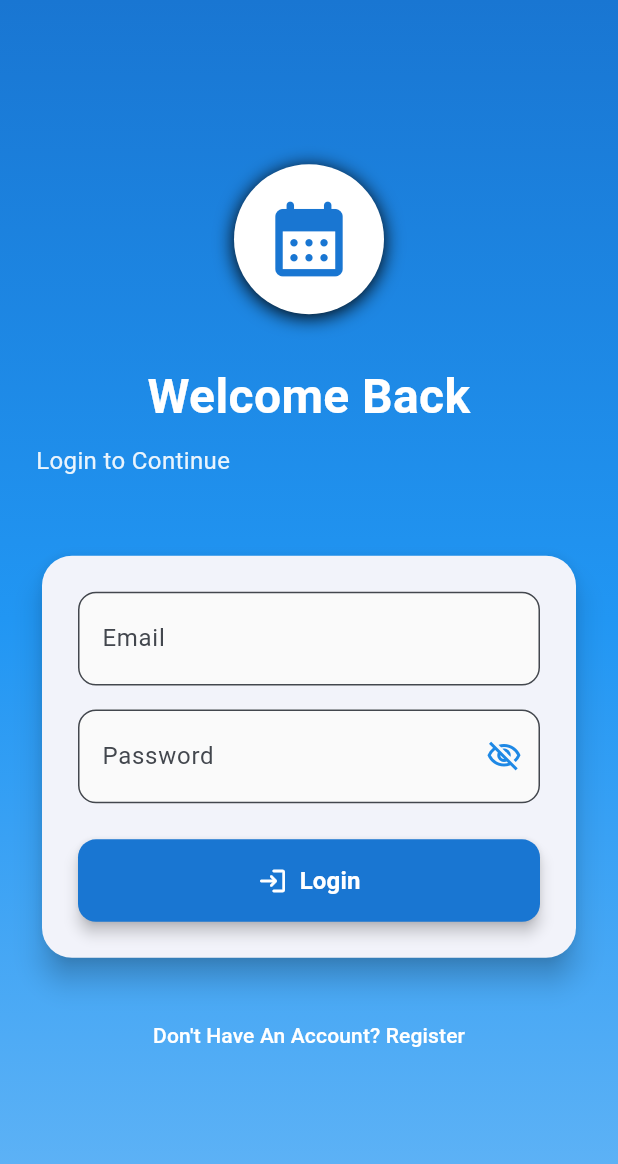
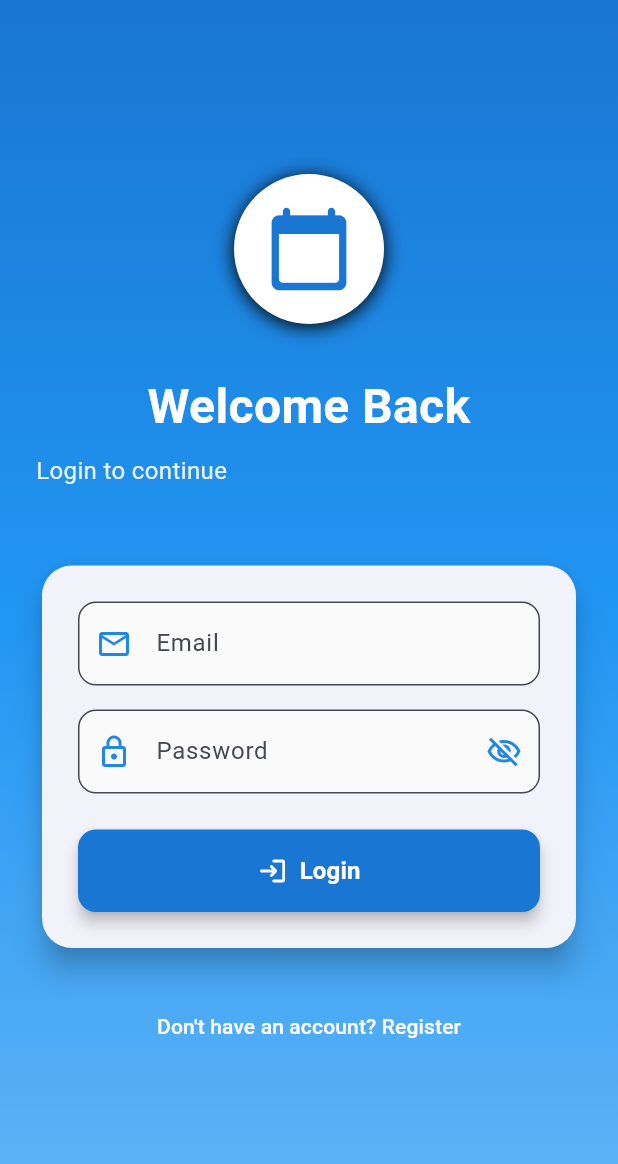
Before and after one commit to naipuyt/attendance_app, a Flutter app: the screen it shows after launch, on a phone screen of 412 x 824 dp. Shown: the top 1164 px of the screen. Run offline on Flutter 3.47's test engine with Material 3 defaults, Android fonts, the phone set to English and light mode, and no system bars; our stand-ins replace firebase_auth, firebase_core, image_picker, permission_handler; accounts and stored records are empty.

```diff
--- a/lib/screens/auth/login_screen.dart
+++ b/lib/screens/auth/login_screen.dart
@@ -6,6 +6,7 @@ import 'package:flutter/material.dart';
 
 class LoginScreen extends StatefulWidget {
   final VoidCallback onRegisterTap;
+
   const LoginScreen({super.key, required this.onRegisterTap});
 
   @override
@@ -25,7 +26,6 @@ class _LoginScreenState extends State<LoginScreen> {
 
     setState(() => _isLoading = true);
 
-    // trim supaya tidak ada spasi
     try {
       await _authService.signInWithEmailAndPassword(
         _emailController.text.trim(),
@@ -33,9 +33,8 @@ class _LoginScreenState extends State<LoginScreen> {
       );
     } catch (e) {
       if (mounted) {
-        //kalo error
         ScaffoldMessenger.of(context).showSnackBar(
-          SnackBar(content: Text("an error occured, please try again later"), backgroundColor: Colors.red)
+          SnackBar(content: Text('an error occured, please try again later'), backgroundColor: Colors.red)
         );
       }
     } finally {
@@ -53,9 +52,9 @@ class _LoginScreenState extends State<LoginScreen> {
   @override
   Widget build(BuildContext context) {
     return GradientScaffold(
-      logoIcon: Icons.calendar_month_rounded,
+      logoIcon: Icons.calendar_today_rounded,
       title: 'Welcome Back',
-      subtitle: 'Login to Continue',
+      subtitle: 'Login to continue',
       child: Column(
         crossAxisAlignment: CrossAxisAlignment.stretch,
         children: [
@@ -75,23 +74,22 @@ class _LoginScreenState extends State<LoginScreen> {
                       obscureText: false,
                       icon: Icons.email_outlined,
                       keyboardType: TextInputType.emailAddress,
-                      validator: (value) => value?.isEmpty ?? true ? 'Please enter your email' : null,
+                      validator: (value) => value?.isEmpty ?? true ? 'Please enter your email' : null ,
                     ),
                     SizedBox(height: 16),
                     AuthTextField(
                       controller: _passwordController,
                       label: 'Password',
-                      icon:  Icons.lock_outline,
+                      icon: Icons.lock_outline,
                       obscureText: _obscurePassword,
-                      // untuk visibility password
                       suffixIcon: IconButton(
                         icon: Icon(
                           _obscurePassword ? Icons.visibility_off_outlined : Icons.visibility_outlined,
                           color: Colors.blue[600],
                         ),
-                        onPressed: () => setState(() => _obscurePassword = !_obscurePassword ),
+                        onPressed: () => setState(() => _obscurePassword = !_obscurePassword),
                       ),
-                      validator: (value) => value?.isEmpty ?? true ? 'Please enter password' : null,
+                      validator: (value) => value?.isEmpty ?? true ? 'Please enter your password' : null,
                     ),
                     SizedBox(height: 24),
                     ElevatedButton(
@@ -112,8 +110,8 @@ class _LoginScreenState extends State<LoginScreen> {
                           : Row(
                             mainAxisAlignment: MainAxisAlignment.center,
                             children: [
-                              Icon(Icons.login_rounded, size: 20,),
-                              SizedBox(width: 8,),
+                              Icon(Icons.login_rounded, size: 20),
+                              SizedBox(width: 8),
                               Text(
                                 'Login',
                                 style: TextStyle(
@@ -123,19 +121,21 @@ class _LoginScreenState extends State<LoginScreen> {
                               )
                             ],
                           )
-                    ),
+                    )
                   ],
                 ),
               ),
             ),
           ),
-          SizedBox(height: 24,),
+          SizedBox(height: 24),
           TextButton(
             onPressed: widget.onRegisterTap,
             style: TextButton.styleFrom(
               foregroundColor: Colors.white
             ),
-            child: Text("Don't Have An Account? Register"),
+            child: Text(
+              "Don't have an account? Register"
+            ),
           )
         ],
       ),
--- a/lib/screens/auth/widget/auth_text_field.dart
+++ b/lib/screens/auth/widget/auth_text_field.dart
@@ -4,29 +4,28 @@ class AuthTextField extends StatelessWidget {
   final TextEditingController controller;
   final String label;
   final IconData icon;
-  final bool? obscureText;
+  final bool obscureText;
   final Widget? suffixIcon;
   final TextInputType? keyboardType;
-  final String? Function (String?)?validator;
+  final String? Function(String?)? validator;
 
-
-  const AuthTextField({super.key, required this.controller, required this.label, required this.icon, this.obscureText, this.suffixIcon, this.keyboardType, this.validator});
+  const AuthTextField({super.key, required this.controller, required this.label, required this.icon, required this.obscureText, this.suffixIcon, this.keyboardType, this.validator});
 
   @override
   Widget build(BuildContext context) {
     return TextFormField(
       controller: controller,
       keyboardType: keyboardType,
-      obscureText: true,
+      obscureText: obscureText,
       decoration: InputDecoration(
         labelText: label,
-        prefix: Icon(icon, color: Colors.blue[600],),
+        prefixIcon: Icon(icon, color: Colors.blue[600]),
         suffixIcon: suffixIcon,
         border: OutlineInputBorder(
-          borderRadius: BorderRadius.circular(12),
+          borderRadius: BorderRadius.circular(12)
         ),
         filled: true,
-        fillColor: Colors.grey[50],
+        fillColor: Colors.grey[50]
       ),
       validator: validator,
     );
```
Also changed, not shown: lib/screens/auth/register_screen.dart (+19 -25 lines), lib/screens/home/widgets/camera_button.dart (added, +84 -0 lines), 2 other files.
